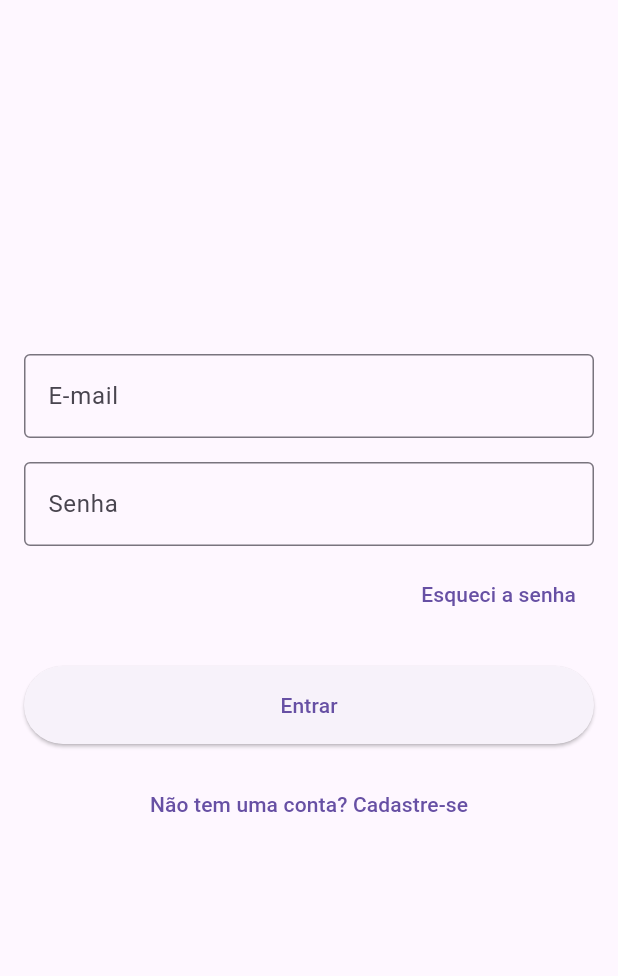
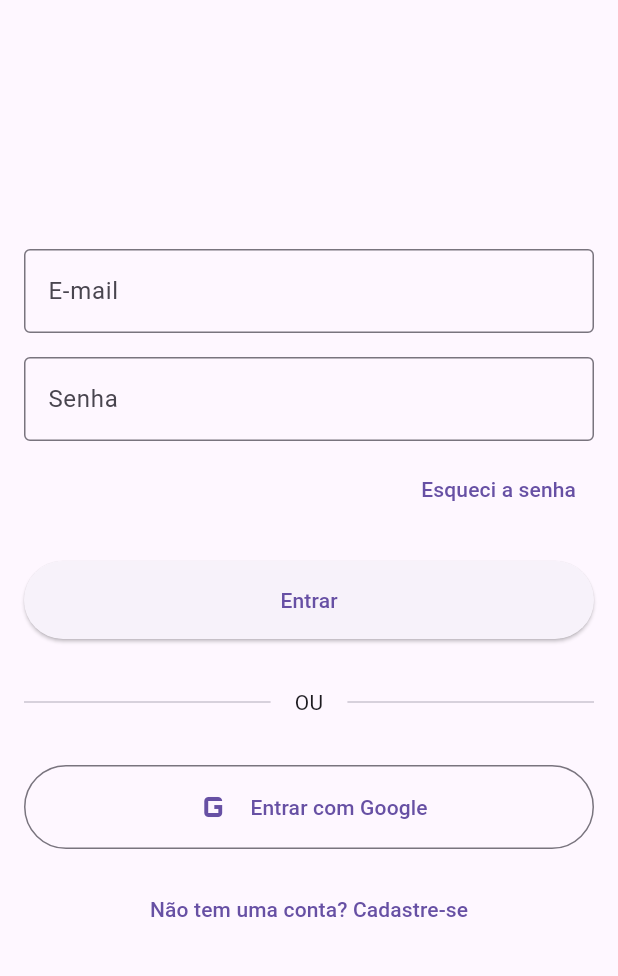
Before and after one commit to plumoApplication/plumo-app-project, a Flutter app: the screen it shows after launch, on a phone screen of 412 x 824 dp, the part 63-1039 px from its top. Run offline on Flutter 3.47's test engine with Material 3 defaults, Android fonts, the light colour scheme and no system bars; our stand-ins replace dartz, equatable, firebase_core, flutter_bloc, flutter_rating_bar, get_it and 4 more; missing offline and left inert: flutter_google_places_sdk; accounts and stored records are empty.

Commit message:
Feat(auth): Implement Google Sign-In with auto-fill profile trigger

```diff
--- a/lib/app/features/auth/data/datasources/auth_remote_datasource.dart
+++ b/lib/app/features/auth/data/datasources/auth_remote_datasource.dart
@@ -23,6 +23,8 @@ abstract class AuthRemoteDataSource {
 
   Future<void> updatePassword(String newPassword);
 
+  Future<void> signInWithGoogle();
+
   Stream<AuthState> get onAuthStateChange;
 
   /// Verifica sincronicamente se existe uma sessão de usuário ativa no cliente.
--- a/lib/app/features/auth/domain/repositories/auth_repository.dart
+++ b/lib/app/features/auth/domain/repositories/auth_repository.dart
@@ -23,6 +23,8 @@ abstract class AuthRepository {
 
   Future<Either<Failure, void>> updatePassword(String newPassword);
 
+  Future<Either<Failure, void>> signInWithGoogle();
+
   Stream<supabase.AuthState> get onAuthStateChange;
 
   // Caso de uso: Verificar se há um usuário logado (ao abrir o app)
--- a/lib/app/features/auth/presentation/screens/login_page.dart
+++ b/lib/app/features/auth/presentation/screens/login_page.dart
@@ -149,6 +149,40 @@ class _LoginPageState extends State<LoginPage> {
                             ),
                             child: const Text('Entrar'),
                           ),
+                          const SizedBox(height: 32),
+                          Row(
+                            children: const [
+                              Expanded(child: Divider()),
+                              Padding(
+                                padding: EdgeInsets.symmetric(horizontal: 16),
+                                child: Text('OU'),
+                              ),
+                              Expanded(child: Divider()),
+                            ],
+                          ),
+                          const SizedBox(height: 32),
+                          SizedBox(
+                            width: double.infinity,
+                            child: OutlinedButton.icon(
+                              icon: const Icon(
+                                Icons.g_mobiledata,
+                                size: 32,
+                              ), // Ícone do Google
+                              label: const Text('Entrar com Google'),
+                              style: OutlinedButton.styleFrom(
+                                padding: const EdgeInsets.symmetric(
+                                  vertical: 12,
+                                ),
+                              ),
+                              onPressed: isLoading
+                                  ? null
+                                  : () {
+                                      context
+                                          .read<AuthCubit>()
+                                          .signInWithGoogle();
+                                    },
+                            ),
+                          ),
                           const SizedBox(height: 16),
                           TextButton(
                             onPressed: isLoading
--- a/pubspec.yaml
+++ b/pubspec.yaml
@@ -51,6 +51,7 @@ dependencies:
   google_maps_flutter: ^2.14.0
   http: ^1.6.0
   flutter_rating_bar: ^4.0.1
+  google_sign_in: ^6.2.1
 
 dev_dependencies:
   flutter_test:
```
Also changed, not shown: lib/app/features/auth/data/datasources/auth_remote_datasource_impl.dart (+35 -0 lines), lib/app/features/auth/data/repositories/auth_repository_impl.dart (+10 -0 lines), lib/app/features/auth/presentation/cubit/auth_cubit.dart (+12 -0 lines), lib/app/features/profile/presentation/screens/complete_profile_page.dart (+14 -0 lines), pubspec.lock.
